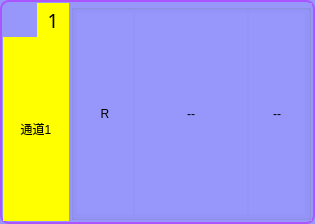
Above: UiFiles/clsHVChannelSettings.ui from caicaiking/WKELightWave before the change. Below: the same form after it.
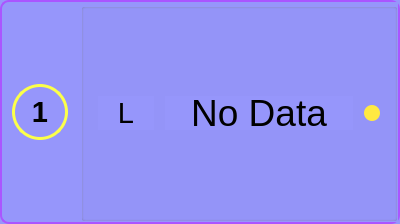
That is the form after the change. The open tabs and pages were chosen to show the change. Icons and pictures are not drawn. Custom widgets are drawn as their Qt base class.

Patch:
```diff
--- a/UiFiles/clsHVChannelSettings.ui
+++ b/UiFiles/clsHVChannelSettings.ui
@@ -6,19 +6,19 @@
    <rect>
     <x>0</x>
     <y>0</y>
-    <width>315</width>
+    <width>400</width>
     <height>224</height>
    </rect>
   </property>
   <property name="minimumSize">
    <size>
-    <width>0</width>
+    <width>400</width>
     <height>224</height>
    </size>
   </property>
   <property name="maximumSize">
    <size>
-    <width>332</width>
+    <width>323232</width>
     <height>224</height>
    </size>
   </property>
@@ -38,46 +38,48 @@
 }
 </string>
   </property>
-  <layout class="QGridLayout" name="gridLayout_5">
+  <layout class="QHBoxLayout" name="horizontalLayout_4" stretch="0,10">
+   <property name="spacing">
+    <number>2</number>
+   </property>
    <property name="leftMargin">
-    <number>3</number>
+    <number>2</number>
    </property>
    <property name="topMargin">
-    <number>3</number>
+    <number>2</number>
    </property>
    <property name="rightMargin">
-    <number>3</number>
+    <number>2</number>
    </property>
    <property name="bottomMargin">
-    <number>3</number>
+    <number>2</number>
    </property>
-   <property name="spacing">
-    <number>1</number>
-   </property>
-   <item row="0" column="0">
-    <layout class="QVBoxLayout" name="verticalLayout" stretch="0,1">
-     <property name="spacing">
-      <number>0</number>
-     </property>
+   <item>
+    <layout class="QVBoxLayout" name="verticalLayout">
      <item>
       <layout class="QHBoxLayout" name="horizontalLayout">
-       <property name="spacing">
-        <number>0</number>
-       </property>
        <item>
         <widget class="clsLabel" name="labelClose">
          <property name="minimumSize">
           <size>
-           <width>34</width>
-           <height>34</height>
+           <width>30</width>
+           <height>30</height>
           </size>
          </property>
          <property name="maximumSize">
           <size>
-           <width>34</width>
-           <height>34</height>
+           <width>30</width>
+           <height>30</height>
           </size>
          </property>
+         <property name="font">
+          <font>
+           <family>楷体</family>
+           <pointsize>12</pointsize>
+           <weight>75</weight>
+           <bold>true</bold>
+          </font>
+         </property>
          <property name="autoFillBackground">
           <bool>false</bool>
          </property>
@@ -94,7 +96,7 @@
 
 QLabel
 {
-  border-radius: 17px; 
+	border-radius:13px
 }</string>
          </property>
          <property name="text">
@@ -109,15 +111,74 @@
         </widget>
        </item>
        <item>
-        <widget class="QLabel" name="labelChannel1">
+        <spacer name="horizontalSpacer_3">
+         <property name="orientation">
+          <enum>Qt::Horizontal</enum>
+         </property>
+         <property name="sizeHint" stdset="0">
+          <size>
+           <width>10</width>
+           <height>20</height>
+          </size>
+         </property>
+        </spacer>
+       </item>
+      </layout>
+     </item>
+     <item>
+      <spacer name="verticalSpacer_2">
+       <property name="orientation">
+        <enum>Qt::Vertical</enum>
+       </property>
+       <property name="sizeHint" stdset="0">
+        <size>
+         <width>53</width>
+         <height>27</height>
+        </size>
+       </property>
+      </spacer>
+     </item>
+     <item>
+      <layout class="QHBoxLayout" name="horizontalLayout_3">
+       <item>
+        <spacer name="horizontalSpacer">
+         <property name="orientation">
+          <enum>Qt::Horizontal</enum>
+         </property>
+         <property name="sizeHint" stdset="0">
+          <size>
+           <width>10</width>
+           <height>10</height>
+          </size>
+         </property>
+        </spacer>
+       </item>
+       <item>
+        <widget class="clsLabel" name="labelChannel">
+         <property name="minimumSize">
+          <size>
+           <width>56</width>
+           <height>56</height>
+          </size>
+         </property>
+         <property name="maximumSize">
+          <size>
+           <width>56</width>
+           <height>56</height>
+          </size>
+         </property>
          <property name="font">
           <font>
-           <family>楷体</family>
-           <pointsize>14</pointsize>
+           <family>Arial</family>
+           <pointsize>22</pointsize>
+           <weight>75</weight>
+           <bold>true</bold>
           </font>
          </property>
          <property name="styleSheet">
-          <string notr="true">background-color: rgb(255, 255, 0);</string>
+          <string notr="true">border-radius:28px;
+background-color: rgb(150, 150, 251);
+border: 3px solid rgb(252, 255, 74);</string>
          </property>
          <property name="text">
           <string>1</string>
@@ -127,28 +188,62 @@
          </property>
         </widget>
        </item>
+       <item>
+        <spacer name="horizontalSpacer_2">
+         <property name="orientation">
+          <enum>Qt::Horizontal</enum>
+         </property>
+         <property name="sizeHint" stdset="0">
+          <size>
+           <width>10</width>
+           <height>10</height>
+          </size>
+         </property>
+        </spacer>
+       </item>
       </layout>
      </item>
      <item>
-      <widget class="QLabel" name="labelChannel">
+      <spacer name="verticalSpacer">
+       <property name="orientation">
+        <enum>Qt::Vertical</enum>
+       </property>
+       <property name="sizeHint" stdset="0">
+        <size>
+         <width>20</width>
+         <height>40</height>
+        </size>
+       </property>
+      </spacer>
+     </item>
+     <item>
+      <widget class="QLabel" name="labelChannel1">
        <property name="minimumSize">
         <size>
-         <width>66</width>
-         <height>81</height>
+         <width>30</width>
+         <height>30</height>
         </size>
        </property>
        <property name="maximumSize">
         <size>
-         <width>88888</width>
-         <height>16777215</height>
+         <width>16777215</width>
+         <height>34</height>
         </size>
        </property>
+       <property name="font">
+        <font>
+         <family>楷体</family>
+         <pointsize>14</pointsize>
+        </font>
+       </property>
+       <property name="autoFillBackground">
+        <bool>false</bool>
+       </property>
        <property name="styleSheet">
-        <string notr="true">background-color: rgb(255, 255, 0);
-font:17pt &quot;楷体&quot;;</string>
+        <string notr="true"/>
        </property>
        <property name="text">
-        <string>通道1</string>
+        <string/>
        </property>
        <property name="alignment">
         <set>Qt::AlignCenter</set>
@@ -157,7 +252,7 @@
      </item>
     </layout>
    </item>
-   <item row="0" column="1">
+   <item>
     <widget class="QStackedWidget" name="stackedWidget">
      <property name="styleSheet">
       <string notr="true">background-color: rgb(150, 150, 251);</string>
@@ -443,27 +538,9 @@
          <property name="title">
           <string/>
          </property>
-         <layout class="QGridLayout" name="gridLayout_2" rowstretch="0" columnstretch="0">
-          <property name="leftMargin">
-           <number>3</number>
-          </property>
-          <property name="topMargin">
-           <number>3</number>
-          </property>
-          <property name="rightMargin">
-           <number>3</number>
-          </property>
-          <property name="bottomMargin">
-           <number>3</number>
-          </property>
-          <property name="spacing">
-           <number>3</number>
-          </property>
-          <item row="0" column="0">
+         <layout class="QVBoxLayout" name="verticalLayout_4">
+          <item>
            <layout class="QHBoxLayout" name="horizontalLayout_2">
-            <property name="spacing">
-             <number>2</number>
-            </property>
             <item>
              <widget class="QLabel" name="labelResItem1">
               <property name="minimumSize">
@@ -478,11 +555,20 @@
                 <height>16777215</height>
                </size>
               </property>
+              <property name="font">
+               <font>
+                <family>Arial</family>
+                <pointsize>22</pointsize>
+               </font>
+              </property>
+              <property name="autoFillBackground">
+               <bool>false</bool>
+              </property>
               <property name="styleSheet">
                <string notr="true"/>
               </property>
               <property name="text">
-               <string>R</string>
+               <string>L</string>
               </property>
               <property name="alignment">
                <set>Qt::AlignCenter</set>
@@ -503,11 +589,23 @@
                 <height>16777215</height>
                </size>
               </property>
+              <property name="font">
+               <font>
+                <family>Arial</family>
+                <pointsize>28</pointsize>
+                <weight>50</weight>
+                <italic>false</italic>
+                <bold>false</bold>
+               </font>
+              </property>
+              <property name="autoFillBackground">
+               <bool>false</bool>
+              </property>
               <property name="styleSheet">
                <string notr="true"/>
               </property>
               <property name="text">
-               <string>--</string>
+               <string>No Data</string>
               </property>
               <property name="alignment">
                <set>Qt::AlignCenter</set>
@@ -516,17 +614,33 @@
             </item>
             <item>
              <widget class="QLabel" name="labelResStatus1">
+              <property name="minimumSize">
+               <size>
+                <width>16</width>
+                <height>16</height>
+               </size>
+              </property>
               <property name="maximumSize">
                <size>
-                <width>56</width>
-                <height>16777215</height>
+                <width>16</width>
+                <height>16</height>
                </size>
               </property>
               <property name="styleSheet">
-               <string notr="true"/>
+               <string notr="true">QLabel#labelResStatus1
+{
+	background-color:rgb(255, 233, 66);
+	border-radius: 8px
+}</string>
               </property>
               <property name="text">
-               <string>--</string>
+               <string/>
+              </property>
+              <property name="pixmap">
+               <pixmap resource="../images/res.qrc">:/dotGreen.png</pixmap>
+              </property>
+              <property name="scaledContents">
+               <bool>true</bool>
               </property>
               <property name="alignment">
                <set>Qt::AlignCenter</set>
```
Left out of the diff: 21 changed lines with no effect on the pictures.
